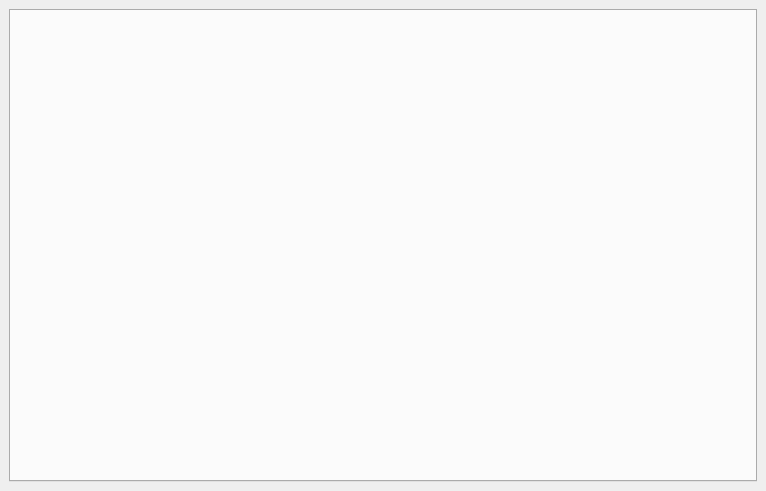
Before: the Qt Designer form src/core/gui/irc/ircdock.ui in Destroyerrrocket/doomseeker-unofficial, drawn with Qt 5.
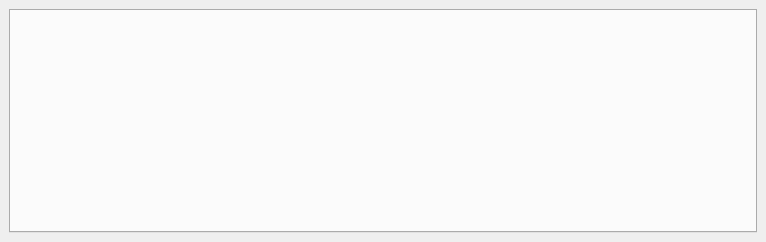
After: the same form once the commit is applied. Custom widgets are drawn as their Qt base class.

Commit message: - Fixed: The way the dockable widgets scaled when the entire window was resized          was non-intuitive. It was different than in any other program. - Fixed: Resizing the main window could get the 'log' and 'IRC' docks "stuck"          at too big vertical size. User could end up with an interface          where 'log' took more space than actual server list and there was          no intuitive way to get these widgets to normal size.

Patch:
```diff
--- a/src/core/gui/irc/ircdock.ui
+++ b/src/core/gui/irc/ircdock.ui
@@ -7,9 +7,15 @@
     <x>0</x>
     <y>0</y>
     <width>766</width>
-    <height>491</height>
+    <height>242</height>
    </rect>
   </property>
+  <property name="sizePolicy">
+   <sizepolicy hsizetype="Maximum" vsizetype="Maximum">
+    <horstretch>0</horstretch>
+    <verstretch>0</verstretch>
+   </sizepolicy>
+  </property>
   <property name="features">
    <set>QDockWidget::AllDockWidgetFeatures</set>
   </property>
```
The commit also changes 3 other files.
